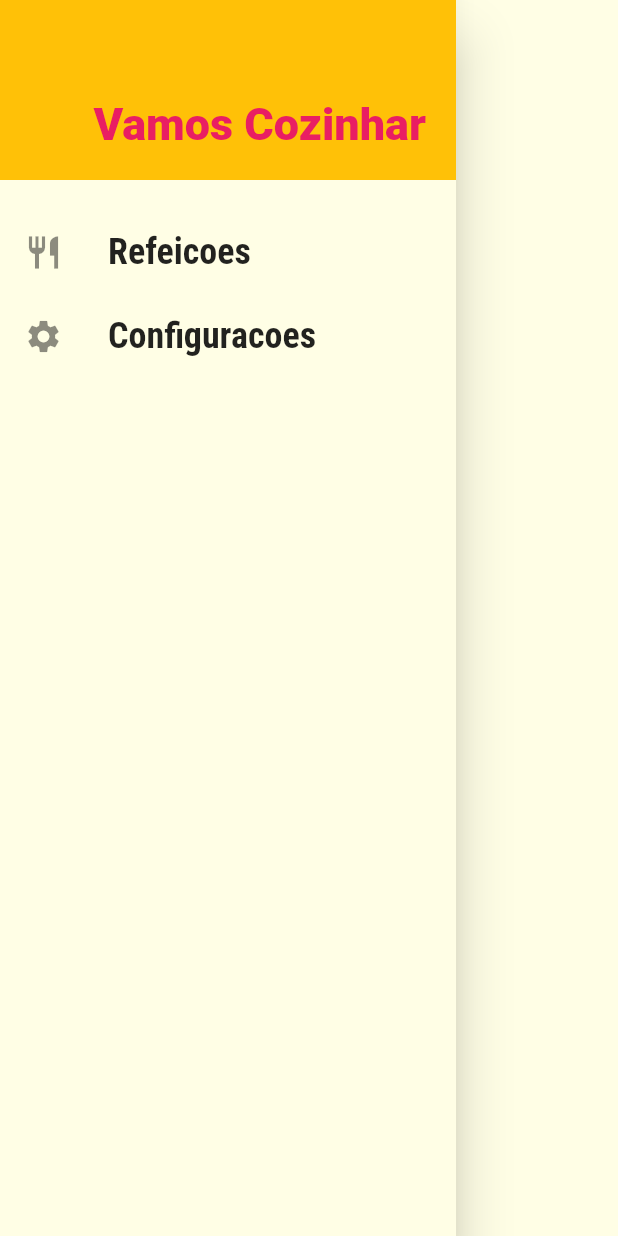
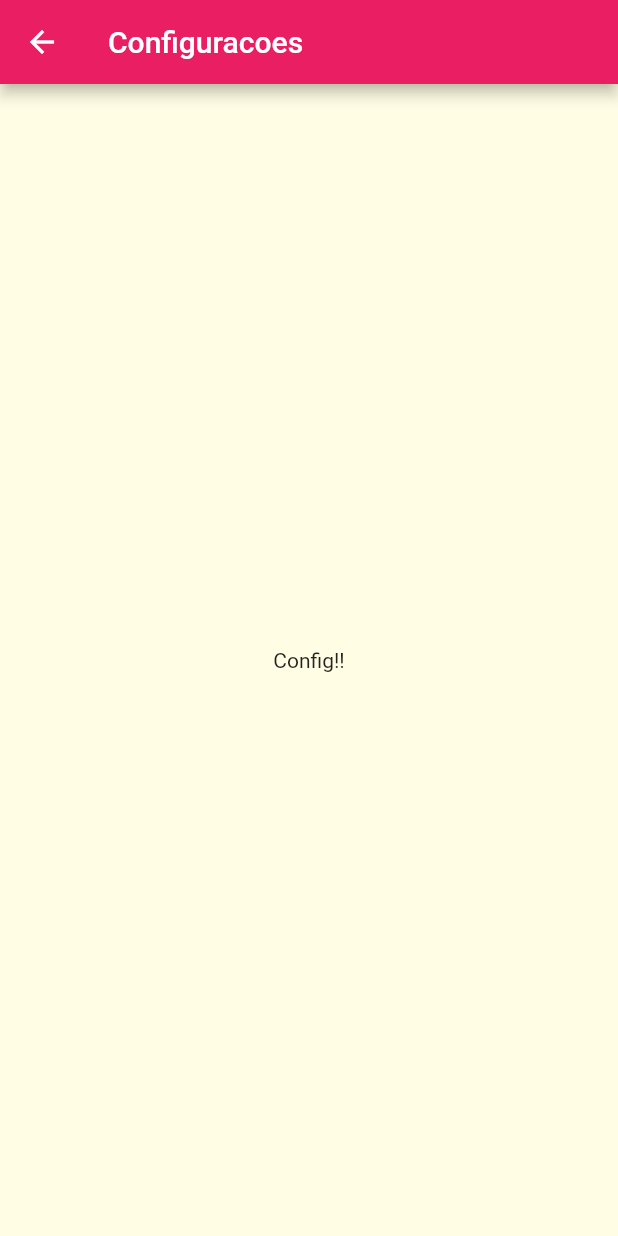
Before and after one commit to avelar42/Meals, a Flutter app: the MainDrawer widget shown alone on an empty page, opened directly, after a tap on "Configuracoes", on a phone screen of 412 x 824 dp. Run offline on Flutter 3.47's test engine with Material 2 defaults, Android fonts, the phone set to English and light mode, and no system bars; network calls fail.

Commit message:
Adjust in drawner

```diff
--- a/lib/components/main_drawer.dart
+++ b/lib/components/main_drawer.dart
@@ -1,7 +1,8 @@
 import 'package:flutter/material.dart';
+import '../utils/app_routes.dart';
 
 class MainDrawer extends StatelessWidget {
-  Widget _createItem(IconData icon, String label) {
+  Widget _createItem(IconData icon, String label, Function()? onTap) {
     return ListTile(
       leading: Icon(
         icon,
@@ -14,7 +15,7 @@ class MainDrawer extends StatelessWidget {
             fontSize: 24,
             fontWeight: FontWeight.bold),
       ),
-      onTap: () {},
+      onTap: onTap,
     );
   }
 
@@ -38,8 +39,10 @@ class MainDrawer extends StatelessWidget {
             ),
           ),
           SizedBox(height: 20),
-          _createItem(Icons.restaurant, 'Refeicoes'),
-          _createItem(Icons.settings, 'Configuracoes')
+          _createItem(Icons.restaurant, 'Refeicoes',
+              () => Navigator.of(context).pushNamed(AppRoutes.HOME)),
+          _createItem(Icons.settings, 'Configuracoes',
+              () => Navigator.of(context).pushNamed(AppRoutes.SETTINGS))
         ],
       ),
     );
--- a/lib/main.dart
+++ b/lib/main.dart
@@ -4,6 +4,7 @@ import 'screens/categories_meals_screen.dart';
 import 'screens/meal_detail_screen.dart';
 import 'utils/app_routes.dart';
 import 'screens/tabs_screen.dart';
+import 'screens/settings_screen.dart';
 
 void main() {
   runApp(const MyApp());
@@ -18,7 +19,8 @@ class MyApp extends StatelessWidget {
       routes: {
         AppRoutes.HOME: (ctx) => TabsScreen(),
         AppRoutes.CATEGORIES_MEALS: (ctx) => CategoriesMealsScreen(),
-        AppRoutes.MEAL_DETAIL: (ctx) => MealDetailScreen()
+        AppRoutes.MEAL_DETAIL: (ctx) => MealDetailScreen(),
+        AppRoutes.SETTINGS: (ctx) => SettingsScreen()
       },
       // onGenerateRoute: (settings) {
       //   return MaterialPageRoute(builder: (_) {
--- /dev/null
+++ b/lib/screens/settings_screen.dart
@@ -0,0 +1,15 @@
+import 'package:flutter/material.dart';
+
+class SettingsScreen extends StatelessWidget {
+  const SettingsScreen({Key? key}) : super(key: key);
+
+  @override
+  Widget build(BuildContext context) {
+    return Scaffold(
+      appBar: AppBar(title: Text('Configuracoes')),
+      body: Center(
+        child: Text('Config!!'),
+      ),
+    );
+  }
+}
--- a/lib/utils/app_routes.dart
+++ b/lib/utils/app_routes.dart
@@ -2,4 +2,5 @@ class AppRoutes {
   static const HOME = "/";
   static const CATEGORIES_MEALS = "/categories-meals";
   static const MEAL_DETAIL = "/meal_detail";
+  static const SETTINGS = "/settings";
 }
```
